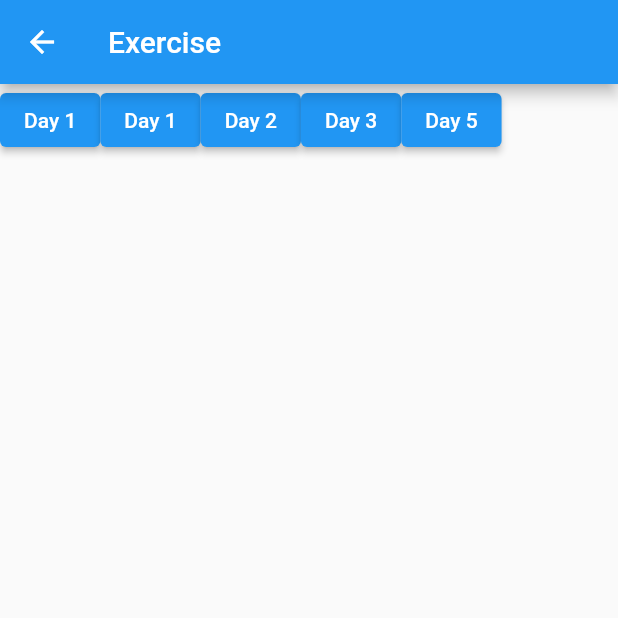
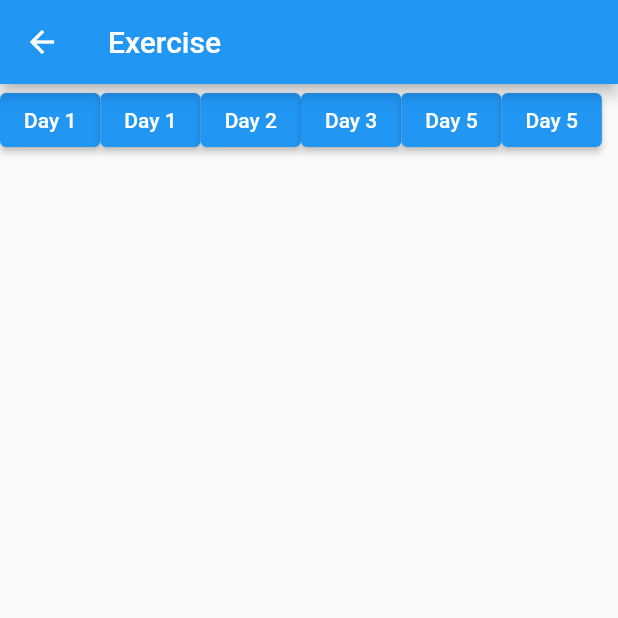
Before and after one commit to NguyenTanPhucK11/flutter-200lab, a Flutter app: the ScaffoldAppWithTheme screen opened directly, on a phone screen of 412 x 824 dp, the top half of it. Run offline on Flutter 3.47's test engine with Material 2 defaults, Android fonts, the phone set to English and light mode, and no system bars; our stand-ins replace cached_network_image.

Commit message:
day 12: init Bloc

```diff
--- a/lib/exercise_screen.dart
+++ b/lib/exercise_screen.dart
@@ -1,5 +1,6 @@
 import 'package:demo/screens/Day1/convertFToC.dart';
 import 'package:demo/screens/Day1/ex2_screen.dart';
+import 'package:demo/screens/Day10/bloc.dart';
 import 'package:demo/screens/Day2/todo.dart';
 import 'package:demo/screens/Day3/profile_screen.dart';
 import 'package:flutter/material.dart';
@@ -28,6 +29,7 @@ class ScaffoldAppWithTheme extends StatelessWidget {
           _buttonDay(TodoList(), 'Day 2', context),
           _buttonDay(Profile(), 'Day 3', context),
           _buttonDay(Login(), 'Day 5', context),
+          _buttonDay(Bloc(), 'Day 5', context),
         ],
       ),
     );
```
Also changed, not shown: lib/screens/Day10/bloc.dart (+8 -0 lines).
